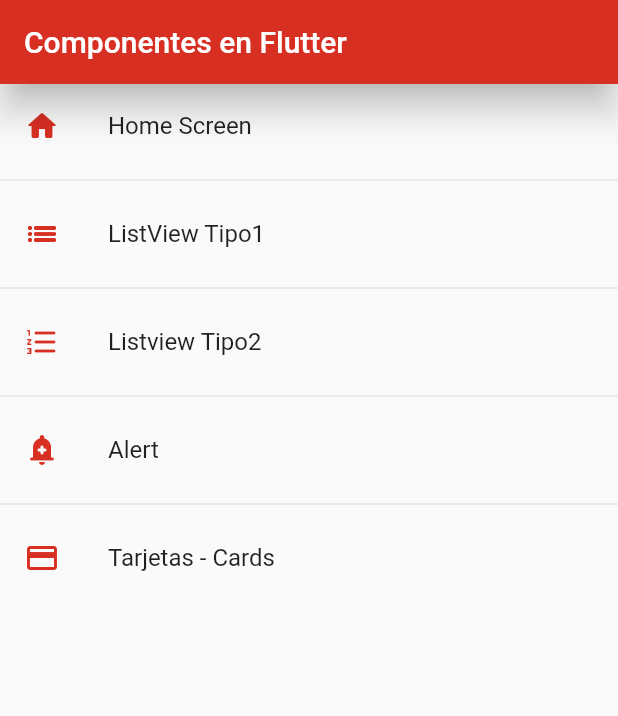
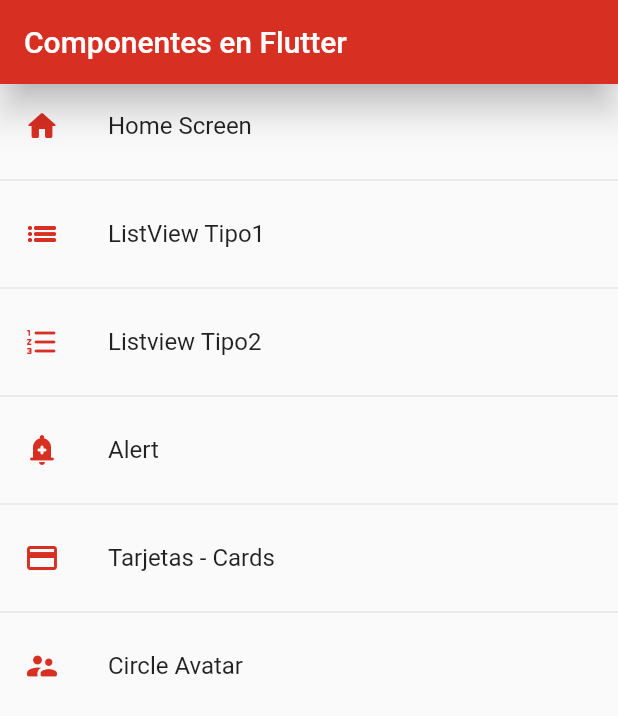
Before and after one commit to VioMoreno/fl_components_course, a Flutter app: the screen it shows after launch, on a phone screen of 412 x 824 dp. Shown: the top 716 px of the screen. Run offline on Flutter 3.47's test engine with Material 2 defaults, Android fonts, the phone set to English and light mode, and no system bars.

Commit message:
Circle Avatar

```diff
--- a/lib/router/app_routes.dart
+++ b/lib/router/app_routes.dart
@@ -13,7 +13,8 @@ class AppRoutes {
     MenuOption(route: 'listview1', icon: Icons.list_sharp, name: 'ListView Tipo1', screen: const Listview1Screen()),
     MenuOption(route: 'listview2', icon: Icons.format_list_numbered_rounded, name: 'Listview Tipo2', screen: const Listview2Screen()),
     MenuOption(route: 'Alert', icon: Icons.add_alert_rounded, name: 'Alert', screen: const AlertScreen()),
-    MenuOption(route: 'Card', icon: Icons.credit_card_outlined, name: 'Tarjetas - Cards', screen: const CardScreen())
+    MenuOption(route: 'Card', icon: Icons.credit_card_outlined, name: 'Tarjetas - Cards', screen: const CardScreen()),
+    MenuOption(route: 'Avatar', icon: Icons.supervisor_account_rounded, name: 'Circle Avatar', screen: const AvatarScreen())
   ];
 
 
--- a/lib/screens/screens.dart
+++ b/lib/screens/screens.dart
@@ -1,6 +1,5 @@
-
-
 export 'package:fl_componentes/screens/alerta.dart';
+export 'package:fl_componentes/screens/avatar.dart';
 export 'package:fl_componentes/screens/card.dart';
 export 'package:fl_componentes/screens/home.dart';
 export 'package:fl_componentes/screens/listview1.dart';
```
